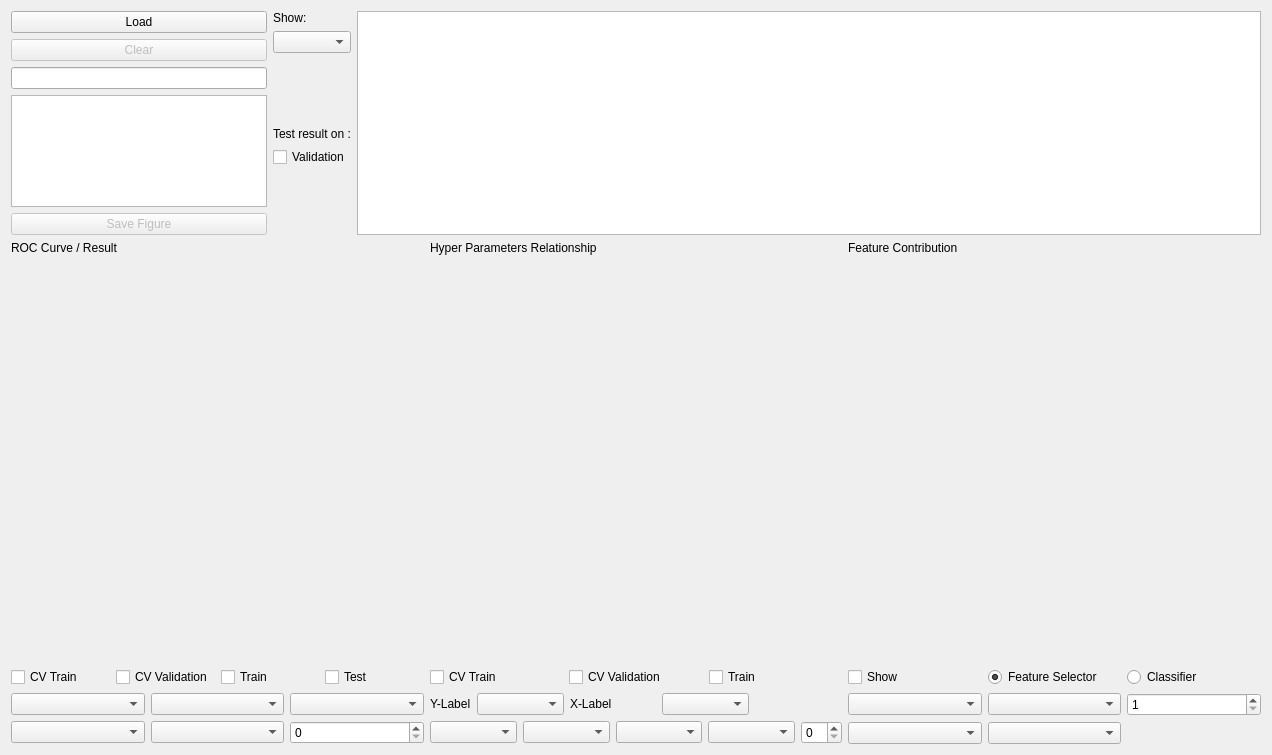
Before: the Qt Designer form GUI/Visualization.ui in salan668/FAE, drawn with Qt 5.
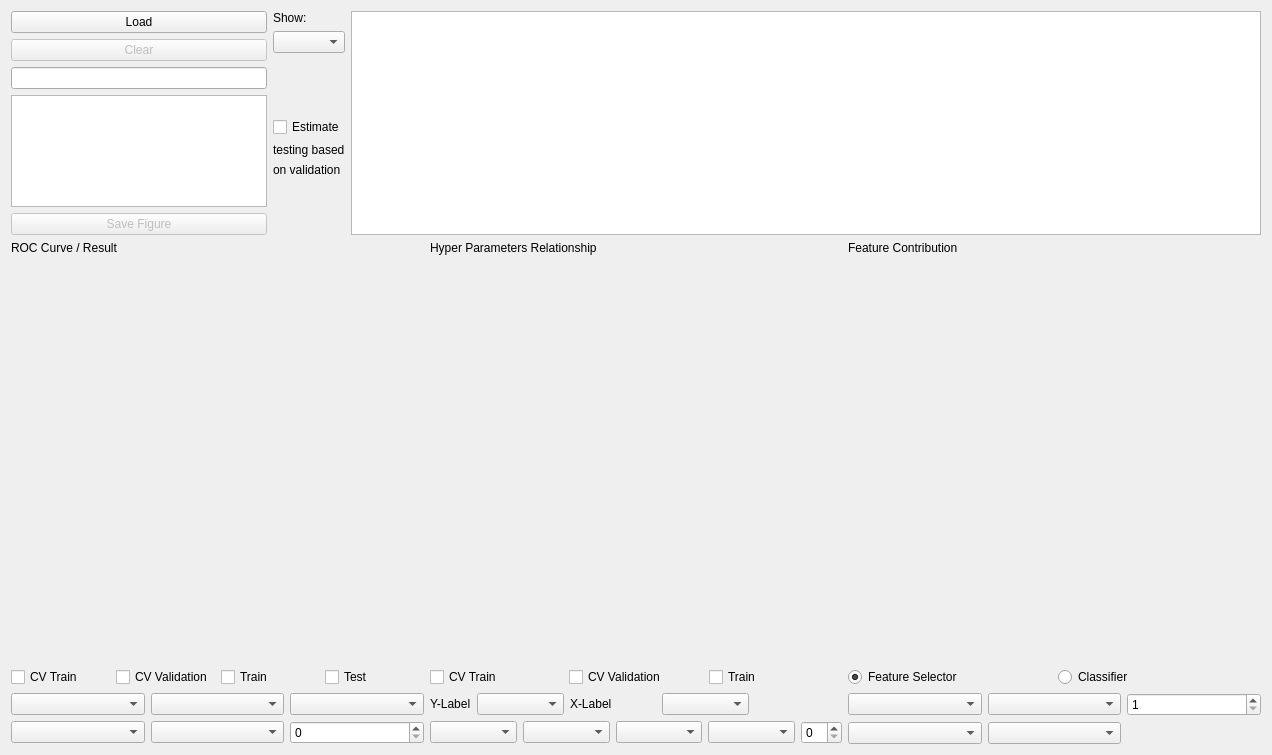
After: the same form once the commit is applied. Custom widgets are drawn as their Qt base class.

Commit message: All to show the all testing result, which can be used as the independed validation (not testing ) data set.

Diff of the .ui file:
```diff
--- a/GUI/Visualization.ui
+++ b/GUI/Visualization.ui
@@ -82,17 +82,24 @@
              </property>
             </spacer>
            </item>
-           <item>
-            <widget class="QLabel" name="label">
-             <property name="text">
-              <string>Test result on :</string>
-             </property>
-            </widget>
-           </item>
            <item>
             <widget class="QCheckBox" name="checkMaxFeatureNumber">
              <property name="text">
-              <string>Validation</string>
+              <string>Estimate</string>
+             </property>
+            </widget>
+           </item>
+           <item>
+            <widget class="QLabel" name="label">
+             <property name="text">
+              <string>testing based</string>
+             </property>
+            </widget>
+           </item>
+           <item>
+            <widget class="QLabel" name="label_8">
+             <property name="text">
+              <string>on validation</string>
              </property>
             </widget>
            </item>
@@ -301,13 +308,6 @@
          </item>
          <item>
           <layout class="QHBoxLayout" name="horizontalLayout_5">
-           <item>
-            <widget class="QCheckBox" name="checkContributionShow">
-             <property name="text">
-              <string>Show</string>
-             </property>
-            </widget>
-           </item>
            <item>
             <widget class="QRadioButton" name="radioContributionFeatureSelector">
              <property name="text">
```
The commit also changes 4 other files.
